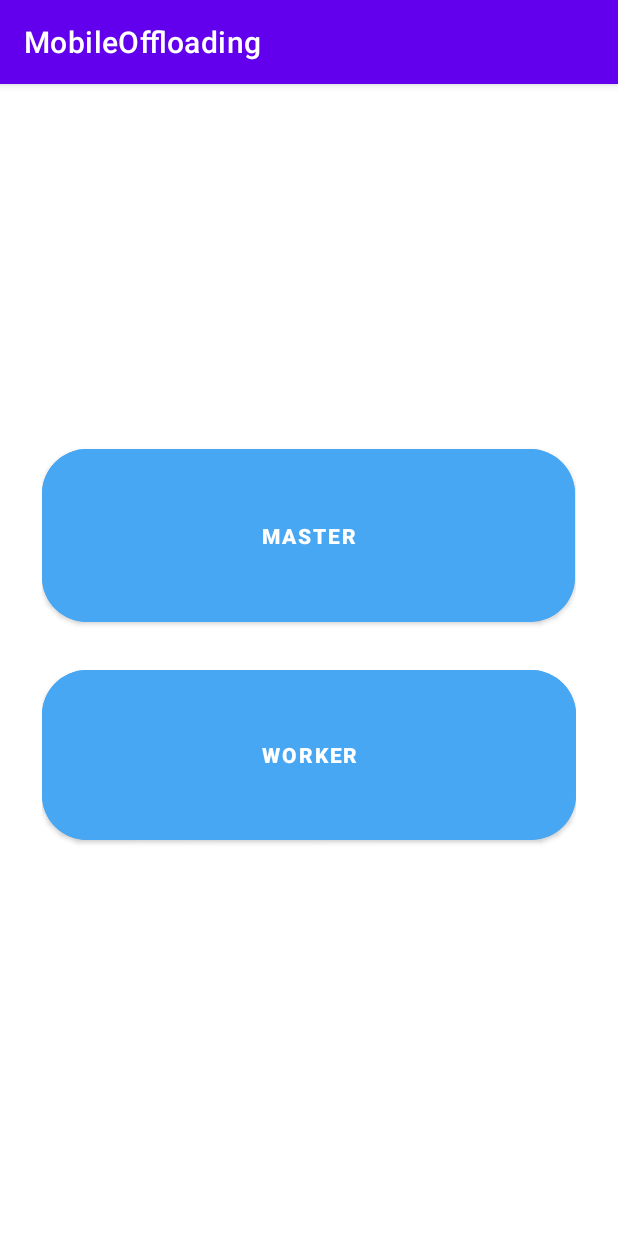
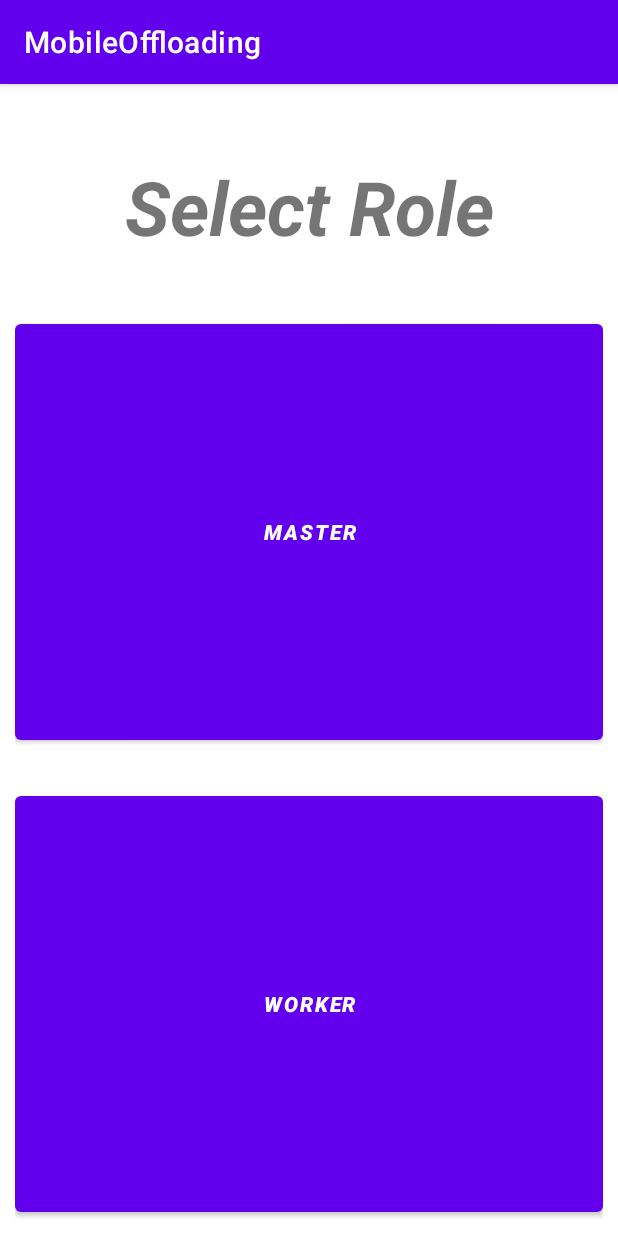
Before and after one commit to vaibhavalreja/MobileOffloading, an Android app: the screen it shows after launch (MainActivity), on a phone screen of 412 x 824 dp. Run offline under Robolectric (Android 15) with nearby library versions, the phone set to English and light mode, and no system bars.

Commit message:
modified main activity

```diff
--- a/app/src/main/java/com/group29/mobileoffloading/MainActivity.java
+++ b/app/src/main/java/com/group29/mobileoffloading/MainActivity.java
@@ -1,84 +1,80 @@
 package com.group29.mobileoffloading;
 
 import androidx.annotation.NonNull;
+import androidx.annotation.RequiresApi;
 import androidx.appcompat.app.AppCompatActivity;
 import androidx.core.app.ActivityCompat;
 
 import android.Manifest;
 import android.content.Intent;
-import android.content.pm.PackageInfo;
 import android.content.pm.PackageManager;
+import android.os.Build;
 import android.os.Bundle;
-import android.view.View;
+import android.widget.Button;
 import android.widget.Toast;
 
 import java.util.ArrayList;
 
 public class MainActivity extends AppCompatActivity {
-    private final int PERMISSIONS_REQUEST_CODE = 111;
+    private final int REQUEST_CODE_FOR_PERMISSION = 12345;
     @Override
     protected void onCreate(Bundle savedInstanceState) {
         super.onCreate(savedInstanceState);
         setContentView(R.layout.activity_main);
-    }
+        ((Button)findViewById(R.id.role_master)).setOnClickListener(view -> {
+            Intent intent = new Intent(getApplicationContext(), Master_Discovery.class);
+            startActivity(intent);
+        });
 
-    @Override
-    protected void onResume() {
-        super.onResume();
-        String[] requiredPermissions =  checkPermissions();
-        if (requiredPermissions.length > 0) {
-            askPermissions(requiredPermissions);
-        }
+        ((Button)findViewById(R.id.role_worker)).setOnClickListener(view -> {
+            Intent intent = new Intent(getApplicationContext(), Worker.class);
+            startActivity(intent);
+        });
     }
 
     @Override
     public void onRequestPermissionsResult(int requestCode, @NonNull String[] permissions, @NonNull int[] grantResults) {
         super.onRequestPermissionsResult(requestCode, permissions, grantResults);
 
-        if (requestCode == PERMISSIONS_REQUEST_CODE) {
-            for (int grantResult : grantResults) {
-                if (grantResult == PackageManager.PERMISSION_DENIED) {
-                    Toast.makeText(getApplicationContext(), "Please provide all necessary permissions", Toast.LENGTH_LONG).show();
-                    onBackPressed();
+        if (requestCode == REQUEST_CODE_FOR_PERMISSION) {
+            for (int isGranted : grantResults) {
+                if (isGranted == PackageManager.PERMISSION_DENIED) {
+                    Toast.makeText(getApplicationContext(), "Some Permissions are missing.\nPlease go to settings and allow all the requested permissions", Toast.LENGTH_LONG).show();
                     finish();
                 }
             }
         }
     }
 
-    private String[] checkPermissions() {
-        ArrayList<String> requiredPermissions = new ArrayList<>();
-        try {
-            String packageName = getPackageName();
-            PackageInfo packageInfo = getPackageManager().getPackageInfo(packageName, PackageManager.GET_PERMISSIONS);
-            String[] permissions = packageInfo.requestedPermissions;
+    @RequiresApi(api = Build.VERSION_CODES.Q)
+    private void checkAndAskPermissions() {
+        ArrayList<String> permissionsToRequest = new ArrayList<String>();
+        String[] permissions = {Manifest.permission.READ_EXTERNAL_STORAGE,
+                                Manifest.permission.ACCESS_FINE_LOCATION,
+                                Manifest.permission.INTERNET,
+                                Manifest.permission.BLUETOOTH_ADMIN,
+                                Manifest.permission.ACCESS_WIFI_STATE,
+                                Manifest.permission.BLUETOOTH,
+                                Manifest.permission.CHANGE_WIFI_STATE,
+                                Manifest.permission.ACCESS_COARSE_LOCATION,
+                                Manifest.permission.ACCESS_BACKGROUND_LOCATION};
 
-            for (String permission : permissions) {
-                if (ActivityCompat.checkSelfPermission(this, permission) != PackageManager.PERMISSION_GRANTED) {
-                    requiredPermissions.add(permission);
-                }
+        for (String permission : permissions) {
+            if (ActivityCompat.checkSelfPermission(this, permission) != PackageManager.PERMISSION_GRANTED) {
+                permissionsToRequest.add(permission);
             }
-            requiredPermissions.add(Manifest.permission.ACCESS_FINE_LOCATION);
-        } catch (PackageManager.NameNotFoundException e) {
-            e.printStackTrace();
         }
-
-        String[] _requiredPermissions = new String[requiredPermissions.size()];
-        _requiredPermissions = requiredPermissions.toArray(_requiredPermissions);
-        return _requiredPermissions;
+        if(permissionsToRequest.size() > 0){
+            String[] requestPermissions = new String[permissionsToRequest.size()];
+            requestPermissions = permissionsToRequest.toArray(requestPermissions);
+            ActivityCompat.requestPermissions(this, requestPermissions, REQUEST_CODE_FOR_PERMISSION);
+        }
     }
 
-    private void askPermissions(String[] requiredPermissions) {
-        ActivityCompat.requestPermissions(this, requiredPermissions, PERMISSIONS_REQUEST_CODE);
-    }
-
-    public void onClickMaster(View view) {
-        Intent intent = new Intent(getApplicationContext(), Master_Discovery.class);
-        startActivity(intent);
-    }
-
-    public void onClickSlave(View view) {
-        Intent intent = new Intent(getApplicationContext(), Worker.class);
-        startActivity(intent);
+    @RequiresApi(api = Build.VERSION_CODES.Q)
+    @Override
+    protected void onResume() {
+        super.onResume();
+        checkAndAskPermissions();
     }
 }
--- a/app/src/main/java/com/group29/mobileoffloading/Master.java
+++ b/app/src/main/java/com/group29/mobileoffloading/Master.java
@@ -115,7 +115,6 @@ public class Master extends AppCompatActivity {
 
     private void init() {
         totalPartitions = rows1 * cols2;
-        //updateProgress(0);
         matrix1 = MatrixDS.createMatrix(rows1, cols1);
         matrix2 = MatrixDS.createMatrix(rows2, cols2);
         TextView totalPart = findViewById(R.id.totalPartitions);
--- a/app/src/main/res/layout/activity_main.xml
+++ b/app/src/main/res/layout/activity_main.xml
@@ -6,46 +6,34 @@
     android:layout_width="match_parent"
     android:layout_height="match_parent"
     android:gravity="center"
+    android:layout_weight="100"
     android:orientation="vertical"
+    android:layout_margin="10dp"
     tools:context=".MainActivity">
-
-    <LinearLayout
-        android:layout_width="396dp"
-        android:layout_height="333dp"
-        android:orientation="vertical"
-        android:padding="20dp"
-        app:layout_constraintBottom_toBottomOf="parent"
-        app:layout_constraintEnd_toEndOf="parent"
-        app:layout_constraintHorizontal_bias="0.495"
-        app:layout_constraintStart_toStartOf="parent"
-        app:layout_constraintTop_toBottomOf="@+id/question"
-        app:layout_constraintVertical_bias="0.193">
+    <TextView
+        android:layout_width="match_parent"
+        android:layout_height="0dp"
+        android:text="Select Role"
+        android:textSize="50sp"
+        android:gravity="center_horizontal|center_vertical"
+        android:textStyle="bold|italic"
+        android:layout_weight="20"/>
 
         <Button
-            android:id="@+id/master"
-            android:layout_width="355dp"
-            android:layout_height="127dp"
-            android:height="50dp"
-            android:onClick="onClickMaster"
-            android:backgroundTint="#48A7F3"
+            android:id="@+id/role_master"
+            android:layout_width="match_parent"
+            android:layout_height="0dp"
+            android:layout_weight="40"
             android:text="Master"
-            android:textColorHighlight="#FFFFFF"
-            android:textColorLink="#5C5757"
-            android:textStyle="bold"
-            app:cornerRadius="30dp" />
+            android:textStyle="bold|italic" />
 
         <Button
-            android:id="@+id/worker"
+            android:id="@+id/role_worker"
             android:layout_width="match_parent"
-            android:layout_height="125dp"
-            android:layout_marginTop="20dp"
-            android:backgroundTint="#48A7F3"
-            android:onClick="onClickSlave"
+            android:layout_height="0dp"
+            android:layout_weight="40"
+            android:layout_marginTop="25dp"
             android:text="Worker"
-            android:textColorHighlight="#782525"
-            android:textColorLink="#000000"
-            android:textStyle="bold"
-            app:cornerRadius="30dp" />
-    </LinearLayout>
+            android:textStyle="bold|italic" />
 
 </LinearLayout>
```
Also changed, not shown: app/src/main/java/com/group29/mobileoffloading/Master_Discovery.java (+8 -8 lines), app/src/main/java/com/group29/mobileoffloading/backgroundservices/DeviceStatisticsPublisher.java (+7 -5 lines).
